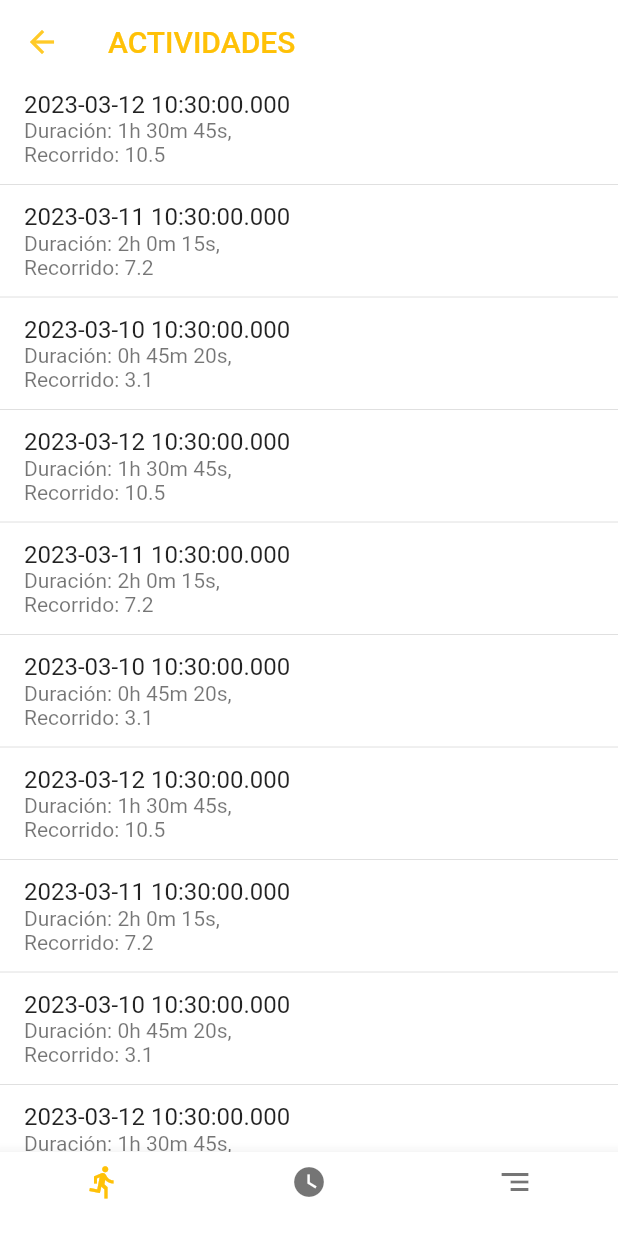
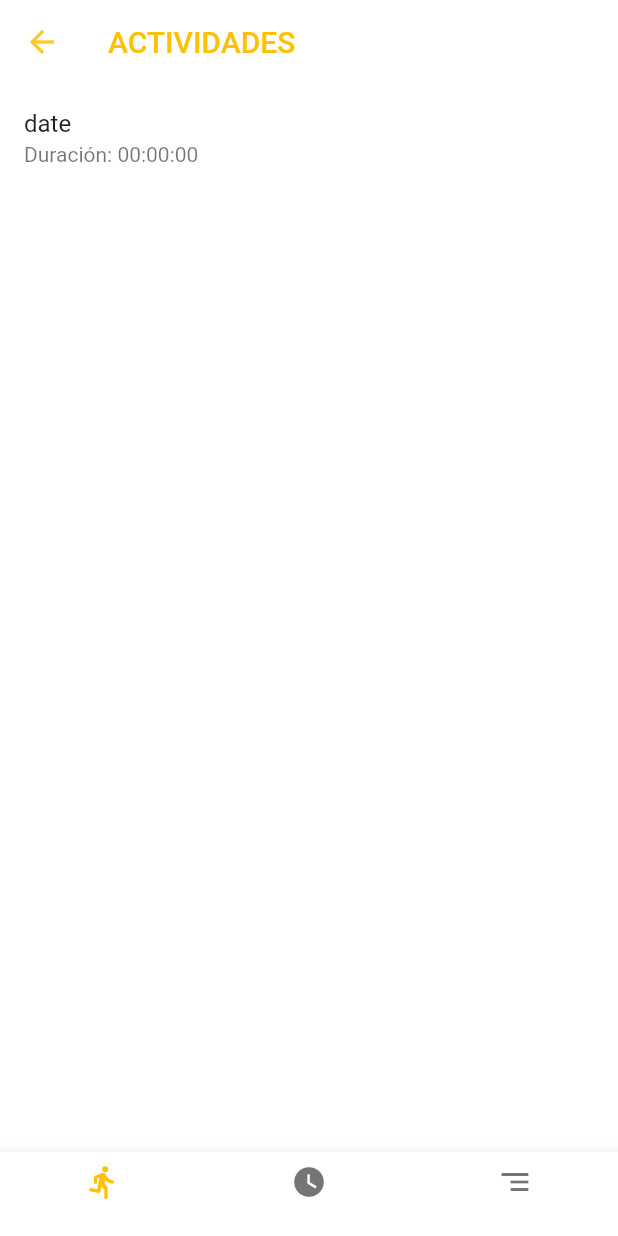
Before and after one commit to fecheverry/Exercise-Tracker, a Flutter app: the ActivityHistoryView screen opened directly, on a phone screen of 412 x 824 dp. Run offline on Flutter 3.47's test engine with Material 2 defaults, Android fonts, the phone set to English and light mode, and no system bars; our stand-ins replace get; accounts and stored records are empty.

Commit message:
Manejo de estado Usuarios y Actividades

```diff
--- /dev/null
+++ b/lib/ui/Activity/controllers/activity_controller.dart
@@ -0,0 +1,30 @@
+import 'package:exercise_tracker/ui/Activity/models/activity_model.dart';
+import 'package:exercise_tracker/ui/Activity/pages/activity_history.dart';
+import 'package:get/get.dart';
+
+class ActivityController extends GetxController {
+  final List<Activity> _activities = [
+    Activity(
+        id: "1",
+        idUser: "1",
+        duration: "00:00:00",
+        distance: "00.0",
+        date: "date",
+        type: "TROTE")
+  ].obs;
+
+  List<Activity> get listActivities => _activities;
+
+  void addActivity(String idUser, String duration, String distance, String date,
+      String type) {
+    Activity activityToAdd = Activity(
+        id: (_activities.length + 1).toString(),
+        idUser: idUser,
+        duration: duration,
+        distance: distance,
+        date: date,
+        type: type);
+    _activities.add(activityToAdd);
+    Get.to(() => ActivityHistoryView());
+  }
+}
--- /dev/null
+++ b/lib/ui/Activity/models/activity_model.dart
@@ -0,0 +1,15 @@
+class Activity {
+  final String id;
+  final String idUser;
+  final String duration;
+  final String distance;
+  final String date;
+  final String type;
+  Activity(
+      {required this.id,
+      required this.idUser,
+      required this.duration,
+      required this.distance,
+      required this.date,
+      required this.type});
+}
--- a/lib/ui/Activity/pages/activity_history.dart
+++ b/lib/ui/Activity/pages/activity_history.dart
@@ -1,6 +1,9 @@
+import 'package:exercise_tracker/ui/Activity/models/activity_model.dart';
 import 'package:flutter/material.dart';
 import 'package:get/get.dart';
 import '../../Segment/pages/segment_history.dart';
+import '../../User/controllers/user_controller.dart';
+import '../controllers/activity_controller.dart';
 import 'activity_detail.dart';
 import 'home.dart';
 
@@ -13,68 +16,8 @@ class ActivityHistoryView extends StatefulWidget {
 }
 
 class _ActivityHistoryViewState extends State<ActivityHistoryView> {
-  final List<Actividad> _actividades = [
-    Actividad(
-      fecha: DateTime.now(),
-      duracion: const Duration(hours: 1, minutes: 30, seconds: 45),
-      recorrido: "10.5",
-    ),
-    Actividad(
-      fecha: DateTime.now().subtract(const Duration(days: 1)),
-      duracion: const Duration(hours: 2, minutes: 0, seconds: 15),
-      recorrido: "7.2",
-    ),
-    Actividad(
-      fecha: DateTime.now().subtract(const Duration(days: 2)),
-      duracion: const Duration(hours: 0, minutes: 45, seconds: 20),
-      recorrido: "3.1",
-    ),
-    Actividad(
-      fecha: DateTime.now(),
-      duracion: const Duration(hours: 1, minutes: 30, seconds: 45),
-      recorrido: "10.5",
-    ),
-    Actividad(
-      fecha: DateTime.now().subtract(const Duration(days: 1)),
-      duracion: const Duration(hours: 2, minutes: 0, seconds: 15),
-      recorrido: "7.2",
-    ),
-    Actividad(
-      fecha: DateTime.now().subtract(const Duration(days: 2)),
-      duracion: const Duration(hours: 0, minutes: 45, seconds: 20),
-      recorrido: "3.1",
-    ),
-    Actividad(
-      fecha: DateTime.now(),
-      duracion: const Duration(hours: 1, minutes: 30, seconds: 45),
-      recorrido: "10.5",
-    ),
-    Actividad(
-      fecha: DateTime.now().subtract(const Duration(days: 1)),
-      duracion: const Duration(hours: 2, minutes: 0, seconds: 15),
-      recorrido: "7.2",
-    ),
-    Actividad(
-      fecha: DateTime.now().subtract(const Duration(days: 2)),
-      duracion: const Duration(hours: 0, minutes: 45, seconds: 20),
-      recorrido: "3.1",
-    ),
-    Actividad(
-      fecha: DateTime.now(),
-      duracion: const Duration(hours: 1, minutes: 30, seconds: 45),
-      recorrido: "10.5",
-    ),
-    Actividad(
-      fecha: DateTime.now().subtract(const Duration(days: 1)),
-      duracion: const Duration(hours: 2, minutes: 0, seconds: 15),
-      recorrido: "7.2",
-    ),
-    Actividad(
-      fecha: DateTime.now().subtract(const Duration(days: 2)),
-      duracion: const Duration(hours: 0, minutes: 45, seconds: 20),
-      recorrido: "3.1",
-    ),
-  ];
+  final UserController _userController = Get.find();
+  final ActivityController _activityController = Get.find();
 
   @override
   Widget build(BuildContext context) {
@@ -87,7 +30,7 @@ class _ActivityHistoryViewState extends State<ActivityHistoryView> {
           icon: const Icon(Icons.arrow_back),
           color: Colors.amber[400],
           onPressed: () {
-            Get.to(() => const HomeView());
+            Get.to(() => HomeView());
           },
         ),
         title: const Text(
@@ -96,15 +39,15 @@ class _ActivityHistoryViewState extends State<ActivityHistoryView> {
         ),
       ),
       body: ListView.separated(
-        itemCount: _actividades.length,
+        itemCount: _activityController.listActivities.length,
         separatorBuilder: (BuildContext context, int index) => const Divider(),
         itemBuilder: (BuildContext context, int index) {
-          final actividad = _actividades[index];
+          final actividad = _activityController.listActivities[index];
           return Dismissible(
             key: UniqueKey(),
             onDismissed: (direction) {
               setState(() {
-                _actividades.removeAt(index);
+                _activityController.listActivities.removeAt(index);
               });
               ScaffoldMessenger.of(context).showSnackBar(
                 const SnackBar(
@@ -115,29 +58,32 @@ class _ActivityHistoryViewState extends State<ActivityHistoryView> {
             },
             background: Container(color: Colors.red),
             child: ListTile(
-              title: Text(actividad.fecha.toString()),
+              title: Text(actividad.date),
               subtitle: Text(
-                'Duración: ${actividad.duracion.inHours}h ${actividad.duracion.inMinutes % 60}m ${actividad.duracion.inSeconds % 60}s, \nRecorrido: ${actividad.recorrido}',
+                'Duración: ${actividad.duration}',
               ),
               onTap: () {
                 Navigator.push(
                   context,
                   MaterialPageRoute(
-                    builder: (context) => ActivityDetailView(),
+                    builder: (context) =>
+                        ActivityDetailView(actividad: actividad),
                   ),
                 );
               },
             ),
           );
         },
-      ),      bottomNavigationBar: BottomNavigationBar( backgroundColor: Colors.white,
+      ),
+      bottomNavigationBar: BottomNavigationBar(
+        backgroundColor: Colors.white,
         currentIndex: 0,
         onTap: (index) {
           if (index == 1) {
-              Get.to(() => const HomeView());
+            Get.to(() => HomeView());
           }
           if (index == 2) {
-              Get.to(() => const SegmentHistoryView());
+            Get.to(() => const SegmentHistoryView());
           }
         },
         items: const [
@@ -160,12 +106,3 @@ class _ActivityHistoryViewState extends State<ActivityHistoryView> {
     );
   }
 }
-
-class Actividad {
-  final DateTime fecha;
-  final Duration duracion;
-  final String recorrido;
-
-  Actividad(
-      {required this.fecha, required this.duracion, required this.recorrido});
-}
--- /dev/null
+++ b/lib/ui/Segment/controllers/segment_controller.dart
@@ -0,0 +1,5 @@
+import 'package:get/get.dart';
+
+class SegmentController extends GetxController {
+
+}
--- a/lib/ui/Segment/pages/segment_history.dart
+++ b/lib/ui/Segment/pages/segment_history.dart
@@ -91,7 +91,7 @@ class _SegmentHistoryViewState extends State<SegmentHistoryView> {
           icon: const Icon(Icons.arrow_back),
           color: Colors.amber[400],
           onPressed: () {
-            Get.to(() => const HomeView());
+            Get.to(() =>  HomeView());
           },
         ),
         title: const Text(
@@ -151,7 +151,7 @@ class _SegmentHistoryViewState extends State<SegmentHistoryView> {
             Get.to(() => const ActivityHistoryView());
           }
           if (index == 1) {
-            Get.to(() => const HomeView());
+            Get.to(() =>  HomeView());
           }
         },
         items: const [
--- /dev/null
+++ b/lib/ui/User/controllers/user_controller.dart
@@ -0,0 +1,84 @@
+import 'package:exercise_tracker/ui/Activity/pages/home.dart';
+import 'package:get/get.dart';
+import '../models/user_model.dart';
+
+class UserController extends GetxController {
+  final List<User> _users = [
+    User(
+        id: "1",
+        name: "Fabian",
+        lastName: "Vargas",
+        email: "fabian@gmail.com",
+        password: "fabian123"),
+    User(
+        id: "2",
+        name: "Freddy",
+        lastName: "Guette",
+        email: "freddy@gmail.com",
+        password: "freddy123"),
+    User(
+        id: "3",
+        name: "Luis",
+        lastName: "Caro",
+        email: "luis@gmail.com",
+        password: "luis123"),
+    User(
+        id: "4",
+        name: "Angel",
+        lastName: "Rivera",
+        email: "angel@gmail.com",
+        password: "angel123"),
+  ].obs;
+
+  Rx<User?> user = Rx<User?>(null);
+  User? get userInfo => user.value;
+
+  void login(String email, String password) {
+    late User foundUser;
+    int sw = 1;
+
+    for (User elem in _users) {
+      if (elem.email == email && elem.password == password) {
+        foundUser = elem;
+        sw = 0;
+        break;
+      }
+    }
+
+    if (sw == 0) {
+      user.value = foundUser;
+      Get.to(() => HomeView());
+    } else {
+      Get.snackbar('Error', 'Usuario o contraseña invalidos');
+    }
+  }
+
+  void register(String name, String lastName, String email, String password) {
+    int sw = 1;
+    for (User elem in _users) {
+      if (elem.email == email) {
+        sw = 0;
+        break;
+      }
+    }
+
+    if (sw == 1) {
+      User userToAdd = User(
+          id: (_users.length + 1).toString(),
+          name: name,
+          lastName: lastName,
+          email: email,
+          password: password);
+      _users.add(userToAdd);
+      user.value = userToAdd;
+      Get.to(() => HomeView());
+    } else {
+      Get.snackbar('Error', 'Este correo ya se encuentra registrado');
+    }
+  }
+
+  void logout() {
+    user.value = null;
+    Get.offAllNamed('/');
+  }
+}
--- /dev/null
+++ b/lib/ui/User/models/user_model.dart
@@ -0,0 +1,8 @@
+class User {
+  final String id;
+  final String name;
+  final String lastName;
+  final String email;
+  final String password;
+  User({required this.id, required this.name, required this.lastName, required this.email, required this.password});
+}
--- a/lib/ui/my_app.dart
+++ b/lib/ui/my_app.dart
@@ -14,7 +14,7 @@ class MyApp extends StatelessWidget {
       theme: ThemeData(
         primarySwatch: Colors.amber,
       ),
-      home: const LoginView(),
+      home:  LoginView(),
     );
   }
 }
```
Also changed, not shown: lib/main.dart (+7 -0 lines), lib/ui/Activity/pages/activity.dart (+15 -3 lines), lib/ui/Activity/pages/activity_detail.dart (+11 -9 lines), lib/ui/Activity/pages/home.dart (+24 -10 lines), lib/ui/Segment/models/segment_activity_model.dart (added, +12 -0 lines), lib/ui/Segment/models/segment_model.dart (added, +8 -0 lines), lib/ui/Segment/models/segment_user_model.dart (added, +15 -0 lines), lib/ui/User/pages/login.dart (+26 -10 lines), lib/ui/User/pages/register.dart (+22 -2 lines).
